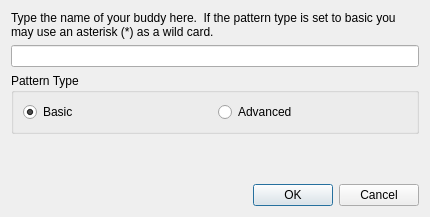
PROPHESSOR/DDCLauncher, file src/core/gui/addBuddyDlg.ui: the form before one commit.
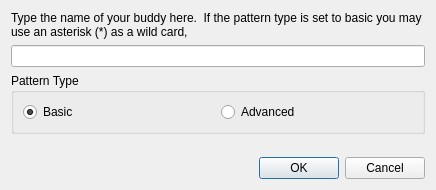
The form after the commit.

```diff
--- a/src/core/gui/addBuddyDlg.ui
+++ b/src/core/gui/addBuddyDlg.ui
@@ -6,24 +6,36 @@
    <rect>
     <x>0</x>
     <y>0</y>
-    <width>430</width>
-    <height>217</height>
+    <width>436</width>
+    <height>190</height>
    </rect>
   </property>
+  <property name="sizePolicy">
+   <sizepolicy hsizetype="Fixed" vsizetype="Fixed">
+    <horstretch>0</horstretch>
+    <verstretch>0</verstretch>
+   </sizepolicy>
+  </property>
+  <property name="minimumSize">
+   <size>
+    <width>436</width>
+    <height>190</height>
+   </size>
+  </property>
+  <property name="maximumSize">
+   <size>
+    <width>436</width>
+    <height>190</height>
+   </size>
+  </property>
   <property name="windowTitle">
    <string>Add Buddy</string>
   </property>
   <layout class="QVBoxLayout" name="verticalLayout_2">
    <item>
     <widget class="QLabel" name="label">
-     <property name="sizePolicy">
-      <sizepolicy hsizetype="Minimum" vsizetype="Minimum">
-       <horstretch>0</horstretch>
-       <verstretch>0</verstretch>
-      </sizepolicy>
-     </property>
      <property name="text">
-      <string>Type the name of your buddy here.  If the pattern type is set to basic you may use an asterisk (*) as a wild card.</string>
+      <string>Type the name of your buddy here.  If the pattern type is set to basic you may use an asterisk (*) as a wild card,</string>
      </property>
      <property name="wordWrap">
       <bool>true</bool>
```
